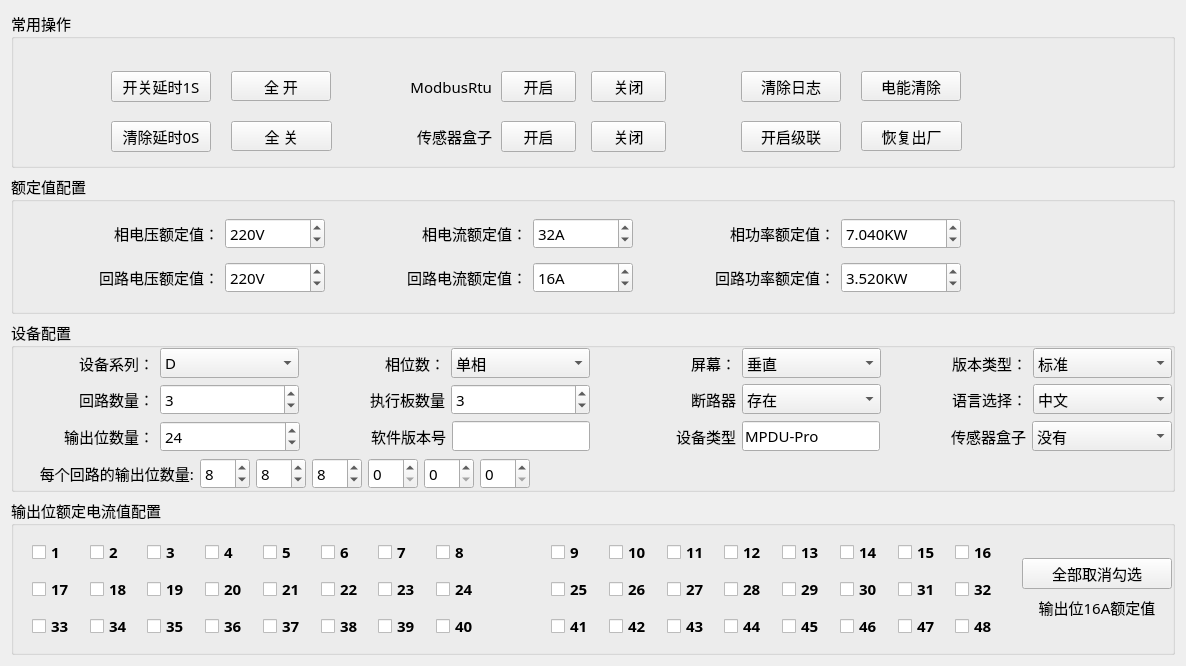
First picture: the form in ip_qc/home/home_devwid.ui, repository ChinaClever/IP-Tools, before the edit.
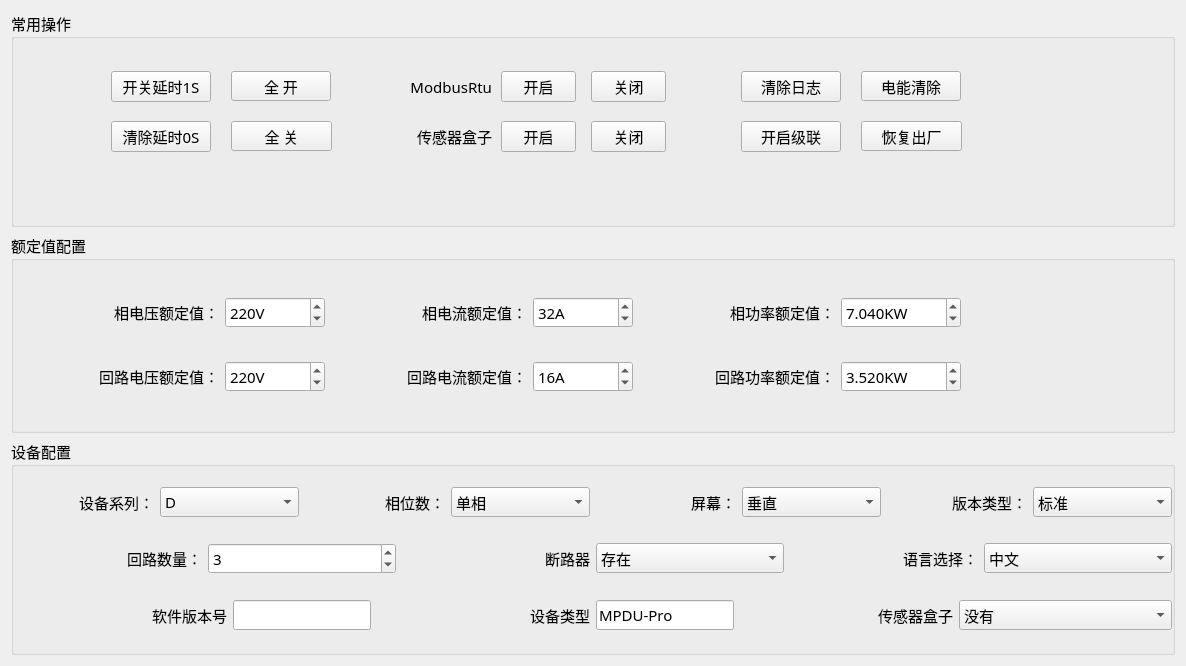
Second picture: the form after the edit.

Patch:
```diff
--- a/ip_qc/home/home_devwid.ui
+++ b/ip_qc/home/home_devwid.ui
@@ -20,428 +20,199 @@
    <string>Form</string>
   </property>
   <layout class="QGridLayout" name="gridLayout_4">
-   <item row="4" column="0">
-    <widget class="QGroupBox" name="groupBox_4">
+   <item row="0" column="0">
+    <widget class="QGroupBox" name="groupBox_1">
      <property name="title">
-      <string>输出位额定电流值配置</string>
+      <string>常用操作</string>
      </property>
-     <layout class="QGridLayout" name="gridLayout_5">
-      <property name="topMargin">
-       <number>0</number>
+     <widget class="QPushButton" name="logBtn">
+      <property name="geometry">
+       <rect>
+        <x>730</x>
+        <y>60</y>
+        <width>100</width>
+        <height>31</height>
+       </rect>
       </property>
-      <property name="rightMargin">
-       <number>0</number>
+      <property name="text">
+       <string>清除日志</string>
       </property>
-      <property name="bottomMargin">
-       <number>0</number>
+     </widget>
+     <widget class="QPushButton" name="eleClearBtn">
+      <property name="geometry">
+       <rect>
+        <x>850</x>
+        <y>60</y>
+        <width>100</width>
+        <height>30</height>
+       </rect>
       </property>
-      <item row="2" column="1">
-       <widget class="QLabel" name="label_16">
-        <property name="maximumSize">
-         <size>
-          <width>150</width>
-          <height>35</height>
-         </size>
-        </property>
-        <property name="text">
-         <string>输出位16A额定值</string>
-        </property>
-        <property name="alignment">
-         <set>Qt::AlignCenter</set>
-        </property>
-       </widget>
-      </item>
-      <item row="0" column="0" rowspan="4">
-       <widget class="QWidget" name="checkWid" native="true">
-        <property name="font">
-         <font>
-          <family>微软雅黑</family>
-          <pointsize>11</pointsize>
-          <bold>true</bold>
-         </font>
-        </property>
-        <layout class="QGridLayout" name="gridLayout_3">
-         <item row="0" column="1">
-          <widget class="QCheckBox" name="op_2">
-           <property name="text">
-            <string>2</string>
-           </property>
-          </widget>
-         </item>
-         <item row="2" column="1">
-          <widget class="QCheckBox" name="op_34">
-           <property name="text">
-            <string>34</string>
-           </property>
-          </widget>
-         </item>
-         <item row="0" column="14">
-          <widget class="QCheckBox" name="op_14">
-           <property name="text">
-            <string>14</string>
-           </property>
-          </widget>
-         </item>
-         <item row="1" column="5">
-          <widget class="QCheckBox" name="op_22">
-           <property name="text">
-            <string>22</string>
-           </property>
-          </widget>
-         </item>
-         <item row="2" column="16">
-          <widget class="QCheckBox" name="op_48">
-           <property name="text">
-            <string>48</string>
-           </property>
-          </widget>
-         </item>
-         <item row="1" column="14">
-          <widget class="QCheckBox" name="op_30">
-           <property name="text">
-            <string>30</string>
-           </property>
-          </widget>
-         </item>
-         <item row="0" column="6">
-          <widget class="QCheckBox" name="op_7">
-           <property name="text">
-            <string>7</string>
-           </property>
-          </widget>
-         </item>
-         <item row="0" column="10">
-          <widget class="QCheckBox" name="op_10">
-           <property name="text">
-            <string>10</string>
-           </property>
-          </widget>
-         </item>
-         <item row="1" column="0">
-          <widget class="QCheckBox" name="op_17">
-           <property name="text">
-            <string>17</string>
-           </property>
-           <property name="checked">
-            <bool>false</bool>
-           </property>
-          </widget>
-         </item>
-         <item row="1" column="2">
-          <widget class="QCheckBox" name="op_19">
-           <property name="text">
-            <string>19</string>
-           </property>
-          </widget>
-         </item>
-         <item row="2" column="15">
-          <widget class="QCheckBox" name="op_47">
-           <property name="text">
-            <string>47</string>
-           </property>
-          </widget>
-         </item>
-         <item row="1" column="12">
-          <widget class="QCheckBox" name="op_28">
-           <property name="text">
-            <string>28</string>
-           </property>
-          </widget>
-         </item>
-         <item row="1" column="15">
-          <widget class="QCheckBox" name="op_31">
-           <property name="text">
-            <string>31</string>
-           </property>
-          </widget>
-         </item>
-         <item row="2" column="0">
-          <widget class="QCheckBox" name="op_33">
-           <property name="text">
-            <string>33</string>
-           </property>
-          </widget>
-         </item>
-         <item row="1" column="7">
-          <widget class="QCheckBox" name="op_24">
-           <property name="text">
-            <string>24</string>
-           </property>
-           <property name="checked">
-            <bool>false</bool>
-           </property>
-          </widget>
-         </item>
-         <item row="1" column="16">
-          <widget class="QCheckBox" name="op_32">
-           <property name="text">
-            <string>32</string>
-           </property>
-          </widget>
-         </item>
-         <item row="0" column="7">
-          <widget class="QCheckBox" name="op_8">
-           <property name="text">
-            <string>8</string>
-           </property>
-           <property name="checked">
-            <bool>false</bool>
-           </property>
-          </widget>
-         </item>
-         <item row="1" column="9">
-          <widget class="QCheckBox" name="op_25">
-           <property name="text">
-            <string>25</string>
-           </property>
-          </widget>
-         </item>
-         <item row="2" column="14">
-          <widget class="QCheckBox" name="op_46">
-           <property name="text">
-            <string>46</string>
-           </property>
-          </widget>
-         </item>
-         <item row="0" column="9">
-          <widget class="QCheckBox" name="op_9">
-           <property name="text">
-            <string>9</string>
-           </property>
-           <property name="checked">
-            <bool>false</bool>
-           </property>
-          </widget>
-         </item>
-         <item row="2" column="3">
-          <widget class="QCheckBox" name="op_36">
-           <property name="text">
-            <string>36</string>
-           </property>
-          </widget>
-         </item>
-         <item row="2" column="10">
-          <widget class="QCheckBox" name="op_42">
-           <property name="text">
-            <string>42</string>
-           </property>
-          </widget>
-         </item>
-         <item row="2" column="4">
-          <widget class="QCheckBox" name="op_37">
-           <property name="text">
-            <string>37</string>
-           </property>
-          </widget>
-         </item>
-         <item row="1" column="4">
-          <widget class="QCheckBox" name="op_21">
-           <property name="text">
-            <string>21</string>
-           </property>
-          </widget>
-         </item>
-         <item row="2" column="6">
-          <widget class="QCheckBox" name="op_39">
-           <property name="text">
-            <string>39</string>
-           </property>
-          </widget>
-         </item>
-         <item row="0" column="5">
-          <widget class="QCheckBox" name="op_6">
-           <property name="text">
-            <string>6</string>
-           </property>
-          </widget>
-         </item>
-         <item row="1" column="1">
-          <widget class="QCheckBox" name="op_18">
-           <property name="text">
-            <string>18</string>
-           </property>
-          </widget>
-         </item>
-         <item row="0" column="12">
-          <widget class="QCheckBox" name="op_12">
-           <property name="text">
-            <string>12</string>
-           </property>
-          </widget>
-         </item>
-         <item row="1" column="3">
-          <widget class="QCheckBox" name="op_20">
-           <property name="text">
-            <string>20</string>
-           </property>
-          </widget>
-         </item>
-         <item row="2" column="12">
-          <widget class="QCheckBox" name="op_44">
-           <property name="text">
-            <string>44</string>
-           </property>
-          </widget>
-         </item>
-         <item row="0" column="16">
-          <widget class="QCheckBox" name="op_16">
-           <property name="text">
-            <string>16</string>
-           </property>
-           <property name="checked">
-            <bool>false</bool>
-           </property>
-          </widget>
-         </item>
-         <item row="1" column="11">
-          <widget class="QCheckBox" name="op_27">
-           <property name="text">
-            <string>27</string>
-           </property>
-          </widget>
-         </item>
-         <item row="0" column="15">
-          <widget class="QCheckBox" name="op_15">
-           <property name="text">
-            <string>15</string>
-           </property>
-           <property name="checked">
-            <bool>false</bool>
-           </property>
-          </widget>
-         </item>
-         <item row="0" column="3">
-          <widget class="QCheckBox" name="op_4">
-           <property name="text">
-            <string>4</string>
-           </property>
-          </widget>
-         </item>
-         <item row="2" column="2">
-          <widget class="QCheckBox" name="op_35">
-           <property name="text">
-            <string>35</string>
-           </property>
-          </widget>
-         </item>
-         <item row="2" column="5">
-          <widget class="QCheckBox" name="op_38">
-           <property name="text">
-            <string>38</string>
-           </property>
-          </widget>
-         </item>
-         <item row="2" column="7">
-          <widget class="QCheckBox" name="op_40">
-           <property name="text">
-            <string>40</string>
-           </property>
-          </widget>
-         </item>
-         <item row="2" column="11">
-          <widget class="QCheckBox" name="op_43">
-           <property name="text">
-            <string>43</string>
-           </property>
-          </widget>
-         </item>
-         <item row="0" column="2">
-          <widget class="QCheckBox" name="op_3">
-           <property name="text">
-            <string>3</string>
-           </property>
-          </widget>
-         </item>
-         <item row="0" column="11">
-          <widget class="QCheckBox" name="op_11">
-           <property name="text">
-            <string>11</string>
-           </property>
-          </widget>
-         </item>
-         <item row="1" column="10">
-          <widget class="QCheckBox" name="op_26">
-           <property name="text">
-            <string>26</string>
-           </property>
-          </widget>
-         </item>
-         <item row="2" column="9">
-          <widget class="QCheckBox" name="op_41">
-           <property name="text">
-            <string>41</string>
-           </property>
-          </widget>
-         </item>
-         <item row="1" column="6">
-          <widget class="QCheckBox" name="op_23">
-           <property name="text">
-            <string>23</string>
-           </property>
-          </widget>
-         </item>
-         <item row="0" column="13">
-          <widget class="QCheckBox" name="op_13">
-           <property name="text">
-            <string>13</string>
-           </property>
-          </widget>
-         </item>
-         <item row="1" column="13">
-          <widget class="QCheckBox" name="op_29">
-           <property name="text">
-            <string>29</string>
-           </property>
-          </widget>
-         </item>
-         <item row="0" column="0">
-          <widget class="QCheckBox" name="op_1">
-           <property name="text">
-            <string>1</string>
-           </property>
-           <property name="checked">
-            <bool>false</bool>
-           </property>
-          </widget>
-         </item>
-         <item row="2" column="13">
-          <widget class="QCheckBox" name="op_45">
-           <property name="text">
-            <string>45</string>
-           </property>
-          </widget>
-         </item>
-         <item row="0" column="4">
-          <widget class="QCheckBox" name="op_5">
-           <property name="text">
-            <string>5</string>
-           </property>
-          </widget>
-         </item>
-         <item row="0" column="8">
-          <widget class="QLabel" name="label_20">
-           <property name="text">
-            <string/>
-           </property>
-          </widget>
-         </item>
-        </layout>
-       </widget>
-      </item>
-      <item row="1" column="1">
-       <widget class="QPushButton" name="uncheckBtn">
-        <property name="maximumSize">
-         <size>
-          <width>180</width>
-          <height>16777215</height>
-         </size>
-        </property>
-        <property name="text">
-         <string>全部取消勾选</string>
-        </property>
-       </widget>
-      </item>
-     </layout>
+      <property name="text">
+       <string>电能清除</string>
+      </property>
+     </widget>
+     <widget class="QPushButton" name="factoryBtn">
+      <property name="geometry">
+       <rect>
+        <x>850</x>
+        <y>110</y>
+        <width>101</width>
+        <height>30</height>
+       </rect>
+      </property>
+      <property name="text">
+       <string>恢复出厂</string>
+      </property>
+     </widget>
+     <widget class="QPushButton" name="cascadeBtn">
+      <property name="geometry">
+       <rect>
+        <x>730</x>
+        <y>110</y>
+        <width>100</width>
+        <height>31</height>
+       </rect>
+      </property>
+      <property name="text">
+       <string>开启级联</string>
+      </property>
+     </widget>
+     <widget class="QPushButton" name="closeAllBtn">
+      <property name="geometry">
+       <rect>
+        <x>220</x>
+        <y>110</y>
+        <width>101</width>
+        <height>30</height>
+       </rect>
+      </property>
+      <property name="text">
+       <string>全 关</string>
+      </property>
+     </widget>
+     <widget class="QPushButton" name="enDelayBtn">
+      <property name="geometry">
+       <rect>
+        <x>100</x>
+        <y>60</y>
+        <width>100</width>
+        <height>31</height>
+       </rect>
+      </property>
+      <property name="text">
+       <string>开关延时1S</string>
+      </property>
+     </widget>
+     <widget class="QPushButton" name="disDelayBtn">
+      <property name="geometry">
+       <rect>
+        <x>100</x>
+        <y>110</y>
+        <width>100</width>
+        <height>31</height>
+       </rect>
+      </property>
+      <property name="text">
+       <string>清除延时0S</string>
+      </property>
+     </widget>
+     <widget class="QPushButton" name="openAllBtn">
+      <property name="geometry">
+       <rect>
+        <x>220</x>
+        <y>60</y>
+        <width>100</width>
+        <height>30</height>
+       </rect>
+      </property>
+      <property name="text">
+       <string>全 开</string>
+      </property>
+     </widget>
+     <widget class="QLabel" name="label_21">
+      <property name="geometry">
+       <rect>
+        <x>380</x>
+        <y>60</y>
+        <width>101</width>
+        <height>31</height>
+       </rect>
+      </property>
+      <property name="text">
+       <string>ModbusRtu</string>
+      </property>
+      <property name="alignment">
+       <set>Qt::AlignRight|Qt::AlignTrailing|Qt::AlignVCenter</set>
+      </property>
+     </widget>
+     <widget class="QLabel" name="label_22">
+      <property name="geometry">
+       <rect>
+        <x>380</x>
+        <y>110</y>
+        <width>101</width>
+        <height>31</height>
+       </rect>
+      </property>
+      <property name="text">
+       <string>传感器盒子</string>
+      </property>
+      <property name="alignment">
+       <set>Qt::AlignRight|Qt::AlignTrailing|Qt::AlignVCenter</set>
+      </property>
+     </widget>
+     <widget class="QPushButton" name="rtuEnBtn">
+      <property name="geometry">
+       <rect>
+        <x>490</x>
+        <y>60</y>
+        <width>75</width>
+        <height>31</height>
+       </rect>
+      </property>
+      <property name="text">
+       <string>开启</string>
+      </property>
+     </widget>
+     <widget class="QPushButton" name="rtuDisenBtn">
+      <property name="geometry">
+       <rect>
+        <x>580</x>
+        <y>60</y>
+        <width>75</width>
+        <height>31</height>
+       </rect>
+      </property>
+      <property name="text">
+       <string>关闭</string>
+      </property>
+     </widget>
+     <widget class="QPushButton" name="boxDisenBtn">
+      <property name="geometry">
+       <rect>
+        <x>580</x>
+        <y>110</y>
+        <width>75</width>
+        <height>31</height>
+       </rect>
+      </property>
+      <property name="text">
+       <string>关闭</string>
+      </property>
+     </widget>
+     <widget class="QPushButton" name="bosEnBtn">
+      <property name="geometry">
+       <rect>
+        <x>490</x>
+        <y>110</y>
+        <width>75</width>
+        <height>31</height>
+       </rect>
+      </property>
+      <property name="text">
+       <string>开启</string>
+      </property>
+     </widget>
     </widget>
    </item>
    <item row="1" column="0">
@@ -449,7 +220,7 @@
      <property name="maximumSize">
       <size>
        <width>16777215</width>
-       <height>140</height>
+       <height>200</height>
       </size>
      </property>
      <property name="title">
@@ -650,201 +421,6 @@
      </layout>
     </widget>
    </item>
-   <item row="0" column="0">
-    <widget class="QGroupBox" name="groupBox_1">
-     <property name="title">
-      <string>常用操作</string>
-     </property>
-     <widget class="QPushButton" name="logBtn">
-      <property name="geometry">
-       <rect>
-        <x>730</x>
-        <y>60</y>
-        <width>100</width>
-        <height>31</height>
-       </rect>
-      </property>
-      <property name="text">
-       <string>清除日志</string>
-      </property>
-     </widget>
-     <widget class="QPushButton" name="eleClearBtn">
-      <property name="geometry">
-       <rect>
-        <x>850</x>
-        <y>60</y>
-        <width>100</width>
-        <height>30</height>
-       </rect>
-      </property>
-      <property name="text">
-       <string>电能清除</string>
-      </property>
-     </widget>
-     <widget class="QPushButton" name="factoryBtn">
-      <property name="geometry">
-       <rect>
-        <x>850</x>
-        <y>110</y>
-        <width>101</width>
-        <height>30</height>
-       </rect>
-      </property>
-      <property name="text">
-       <string>恢复出厂</string>
-      </property>
-     </widget>
-     <widget class="QPushButton" name="cascadeBtn">
-      <property name="geometry">
-       <rect>
-        <x>730</x>
-        <y>110</y>
-        <width>100</width>
-        <height>31</height>
-       </rect>
-      </property>
-      <property name="text">
-       <string>开启级联</string>
-      </property>
-     </widget>
-     <widget class="QPushButton" name="closeAllBtn">
-      <property name="geometry">
-       <rect>
-        <x>220</x>
-        <y>110</y>
-        <width>101</width>
-        <height>30</height>
-       </rect>
-      </property>
-      <property name="text">
-       <string>全 关</string>
-      </property>
-     </widget>
-     <widget class="QPushButton" name="enDelayBtn">
-      <property name="geometry">
-       <rect>
-        <x>100</x>
-        <y>60</y>
-        <width>100</width>
-        <height>31</height>
-       </rect>
-      </property>
-      <property name="text">
-       <string>开关延时1S</string>
-      </property>
-     </widget>
-     <widget class="QPushButton" name="disDelayBtn">
-      <property name="geometry">
-       <rect>
-        <x>100</x>
-        <y>110</y>
-        <width>100</width>
-        <height>31</height>
-       </rect>
-      </property>
-      <property name="text">
-       <string>清除延时0S</string>
-      </property>
-     </widget>
-     <widget class="QPushButton" name="openAllBtn">
-      <property name="geometry">
-       <rect>
-        <x>220</x>
-        <y>60</y>
-        <width>100</width>
-        <height>30</height>
-       </rect>
-      </property>
-      <property name="text">
-       <string>全 开</string>
-      </property>
-     </widget>
-     <widget class="QLabel" name="label_21">
-      <property name="geometry">
-       <rect>
-        <x>380</x>
-        <y>60</y>
-        <width>101</width>
-        <height>31</height>
-       </rect>
-      </property>
-      <property name="text">
-       <string>ModbusRtu</string>
-      </property>
-      <property name="alignment">
-       <set>Qt::AlignRight|Qt::AlignTrailing|Qt::AlignVCenter</set>
-      </property>
-     </widget>
-     <widget class="QLabel" name="label_22">
-      <property name="geometry">
-       <rect>
-        <x>380</x>
-        <y>110</y>
-        <width>101</width>
-        <height>31</height>
-       </rect>
-      </property>
-      <property name="text">
-       <string>传感器盒子</string>
-      </property>
-      <property name="alignment">
-       <set>Qt::AlignRight|Qt::AlignTrailing|Qt::AlignVCenter</set>
-      </property>
-     </widget>
-     <widget class="QPushButton" name="rtuEnBtn">
-      <property name="geometry">
-       <rect>
-        <x>490</x>
-        <y>60</y>
-        <width>75</width>
-        <height>31</height>
-       </rect>
-      </property>
-      <property name="text">
-       <string>开启</string>
-      </property>
-     </widget>
-     <widget class="QPushButton" name="rtuDisenBtn">
-      <property name="geometry">
-       <rect>
-        <x>580</x>
-        <y>60</y>
-        <width>75</width>
-        <height>31</height>
-       </rect>
-      </property>
-      <property name="text">
-       <string>关闭</string>
-      </property>
-     </widget>
-     <widget class="QPushButton" name="boxDisenBtn">
-      <property name="geometry">
-       <rect>
-        <x>580</x>
-        <y>110</y>
-        <width>75</width>
-        <height>31</height>
-       </rect>
-      </property>
-      <property name="text">
-       <string>关闭</string>
-      </property>
-     </widget>
-     <widget class="QPushButton" name="bosEnBtn">
-      <property name="geometry">
-       <rect>
-        <x>490</x>
-        <y>110</y>
-        <width>75</width>
-        <height>31</height>
-       </rect>
-      </property>
-      <property name="text">
-       <string>开启</string>
-      </property>
-     </widget>
-    </widget>
-   </item>
    <item row="2" column="0">
     <widget class="QGroupBox" name="groupBox_3">
      <property name="font">
@@ -869,6 +445,77 @@
       <property name="bottomMargin">
        <number>0</number>
       </property>
+      <item row="2" column="0">
+       <layout class="QHBoxLayout" name="horizontalLayout_4">
+        <item>
+         <widget class="QLabel" name="label_24">
+          <property name="text">
+           <string>软件版本号</string>
+          </property>
+          <property name="alignment">
+           <set>Qt::AlignRight|Qt::AlignTrailing|Qt::AlignVCenter</set>
+          </property>
+         </widget>
+        </item>
+        <item>
+         <widget class="QLineEdit" name="fwEdit">
+          <property name="maximumSize">
+           <size>
+            <width>138</width>
+            <height>16777215</height>
+           </size>
+          </property>
+         </widget>
+        </item>
+        <item>
+         <widget class="QLabel" name="label_23">
+          <property name="text">
+           <string>设备类型</string>
+          </property>
+          <property name="alignment">
+           <set>Qt::AlignRight|Qt::AlignTrailing|Qt::AlignVCenter</set>
+          </property>
+         </widget>
+        </item>
+        <item>
+         <widget class="QLineEdit" name="typeEdit">
+          <property name="maximumSize">
+           <size>
+            <width>138</width>
+            <height>16777215</height>
+           </size>
+          </property>
+          <property name="text">
+           <string>MPDU-Pro</string>
+          </property>
+         </widget>
+        </item>
+        <item>
+         <widget class="QLabel" name="label_19">
+          <property name="text">
+           <string>传感器盒子</string>
+          </property>
+          <property name="alignment">
+           <set>Qt::AlignRight|Qt::AlignTrailing|Qt::AlignVCenter</set>
+          </property>
+         </widget>
+        </item>
+        <item>
+         <widget class="QComboBox" name="sensorBox">
+          <item>
+           <property name="text">
+            <string>没有</string>
+           </property>
+          </item>
+          <item>
+           <property name="text">
+            <string>存在</string>
+           </property>
+          </item>
+         </widget>
+        </item>
+       </layout>
+      </item>
       <item row="0" column="0">
        <layout class="QGridLayout" name="gridLayout">
         <item row="0" column="0">
@@ -883,6 +530,12 @@
         </item>
         <item row="0" column="1">
          <widget class="QComboBox" name="devSpecBox">
+          <property name="sizePolicy">
+           <sizepolicy hsizetype="Preferred" vsizetype="Preferred">
+            <horstretch>0</horstretch>
+            <verstretch>0</verstretch>
+           </sizepolicy>
+          </property>
           <property name="currentIndex">
            <number>3</number>
           </property>
@@ -1006,23 +659,6 @@
           </property>
          </widget>
         </item>
-        <item>
-         <widget class="QLabel" name="label_3">
-          <property name="text">
-           <string>执行板数量</string>
-          </property>
-          <property name="alignment">
-           <set>Qt::AlignRight|Qt::AlignTrailing|Qt::AlignVCenter</set>
-          </property>
-         </widget>
-        </item>
-        <item>
-         <widget class="QSpinBox" name="boardNumBox">
-          <property name="value">
-           <number>3</number>
-          </property>
-         </widget>
-        </item>
         <item>
          <widget class="QLabel" name="label_5">
           <property name="text">
@@ -1076,196 +712,6 @@
         </item>
        </layout>
       </item>
-      <item row="2" column="0">
-       <layout class="QHBoxLayout" name="horizontalLayout_4">
-        <item>
-         <widget class="QLabel" name="label_8">
-          <property name="text">
-           <string>输出位数量：</string>
-          </property>
-          <property name="alignment">
-           <set>Qt::AlignRight|Qt::AlignTrailing|Qt::AlignVCenter</set>
-          </property>
-         </widget>
-        </item>
-        <item>
-         <widget class="QSpinBox" name="outputNumBox">
-          <property name="value">
-           <number>24</number>
-          </property>
-         </widget>
-        </item>
-        <item>
-         <widget class="QLabel" name="label_24">
-          <property name="text">
-           <string>软件版本号</string>
-          </property>
-          <property name="alignment">
-           <set>Qt::AlignRight|Qt::AlignTrailing|Qt::AlignVCenter</set>
-          </property>
-         </widget>
-        </item>
-        <item>
-         <widget class="QLineEdit" name="fwEdit">
-          <property name="maximumSize">
-           <size>
-            <width>138</width>
-            <height>16777215</height>
-           </size>
-          </property>
-         </widget>
-        </item>
-        <item>
-         <widget class="QLabel" name="label_23">
-          <property name="text">
-           <string>设备类型</string>
-          </property>
-          <property name="alignment">
-           <set>Qt::AlignRight|Qt::AlignTrailing|Qt::AlignVCenter</set>
-          </property>
-         </widget>
-        </item>
-        <item>
-         <widget class="QLineEdit" name="typeEdit">
-          <property name="maximumSize">
-           <size>
-            <width>138</width>
-            <height>16777215</height>
-           </size>
-          </property>
-          <property name="text">
-           <string>MPDU-Pro</string>
-          </property>
-         </widget>
-        </item>
-        <item>
-         <widget class="QLabel" name="label_19">
-          <property name="text">
-           <string>传感器盒子</string>
-          </property>
-          <property name="alignment">
-           <set>Qt::AlignRight|Qt::AlignTrailing|Qt::AlignVCenter</set>
-          </property>
-         </widget>
-        </item>
-        <item>
-         <widget class="QComboBox" name="sensorBox">
-          <item>
-           <property name="text">
-            <string>没有</string>
-           </property>
-          </item>
-          <item>
-           <property name="text">
-            <string>存在</string>
-           </property>
-          </item>
-         </widget>
-        </item>
-       </layout>
-      </item>
-      <item row="3" column="0">
-       <layout class="QHBoxLayout" name="horizontalLayout">
-        <item>
-         <widget class="QLabel" name="label_25">
-          <property name="minimumSize">
-           <size>
-            <width>180</width>
-            <height>0</height>
-           </size>
-          </property>
-          <property name="text">
-           <string>每个回路的输出位数量:</string>
-          </property>
-          <property name="alignment">
-           <set>Qt::AlignRight|Qt::AlignTrailing|Qt::AlignVCenter</set>
-          </property>
-         </widget>
-        </item>
-        <item>
-         <widget class="QSpinBox" name="opBox_1">
-          <property name="minimumSize">
-           <size>
-            <width>50</width>
-            <height>0</height>
-           </size>
-          </property>
-          <property name="value">
-           <number>8</number>
-          </property>
-         </widget>
-        </item>
-        <item>
-         <widget class="QSpinBox" name="opBox_2">
-          <property name="minimumSize">
-           <size>
-            <width>50</width>
-            <height>0</height>
-           </size>
-          </property>
-          <property name="value">
-           <number>8</number>
-          </property>
-         </widget>
-        </item>
-        <item>
-         <widget class="QSpinBox" name="opBox_3">
-          <property name="minimumSize">
-           <size>
-            <width>50</width>
-            <height>0</height>
-           </size>
-          </property>
-          <property name="value">
-           <number>8</number>
-          </property>
-         </widget>
-        </item>
-        <item>
-         <widget class="QSpinBox" name="opBox_4">
-          <property name="minimumSize">
-           <size>
-            <width>50</width>
-            <height>0</height>
-           </size>
-          </property>
-         </widget>
-        </item>
-        <item>
-         <widget class="QSpinBox" name="opBox_5">
-          <property name="minimumSize">
-           <size>
-            <width>50</width>
-            <height>0</height>
-           </size>
-          </property>
-         </widget>
-        </item>
-        <item>
-         <widget class="QSpinBox" name="opBox_6">
-          <property name="minimumSize">
-           <size>
-            <width>50</width>
-            <height>0</height>
-           </size>
-          </property>
-         </widget>
-        </item>
-        <item>
-         <spacer name="horizontalSpacer">
-          <property name="orientation">
-           <enum>Qt::Horizontal</enum>
-          </property>
-          <property name="sizeHint" stdset="0">
-           <size>
-            <width>185</width>
-            <height>20</height>
-           </size>
-          </property>
-         </spacer>
-        </item>
-       </layout>
-      </item>
      </layout>
     </widget>
    </item>
```
